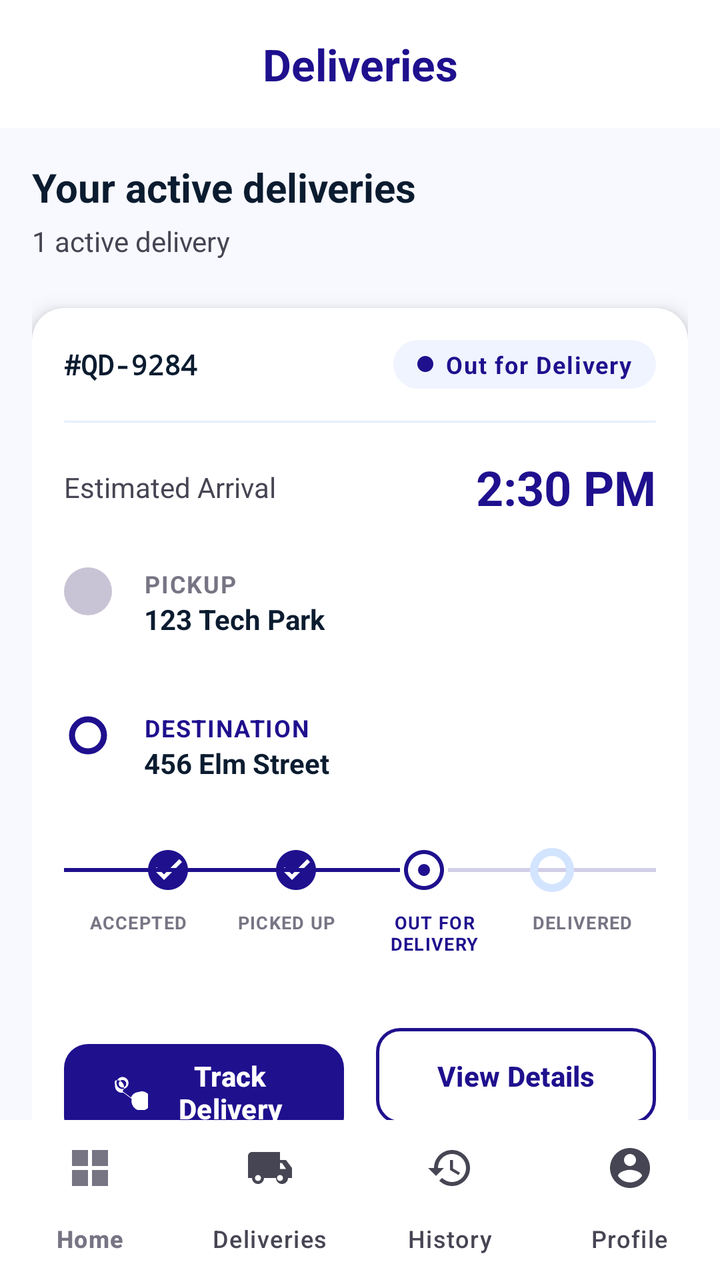
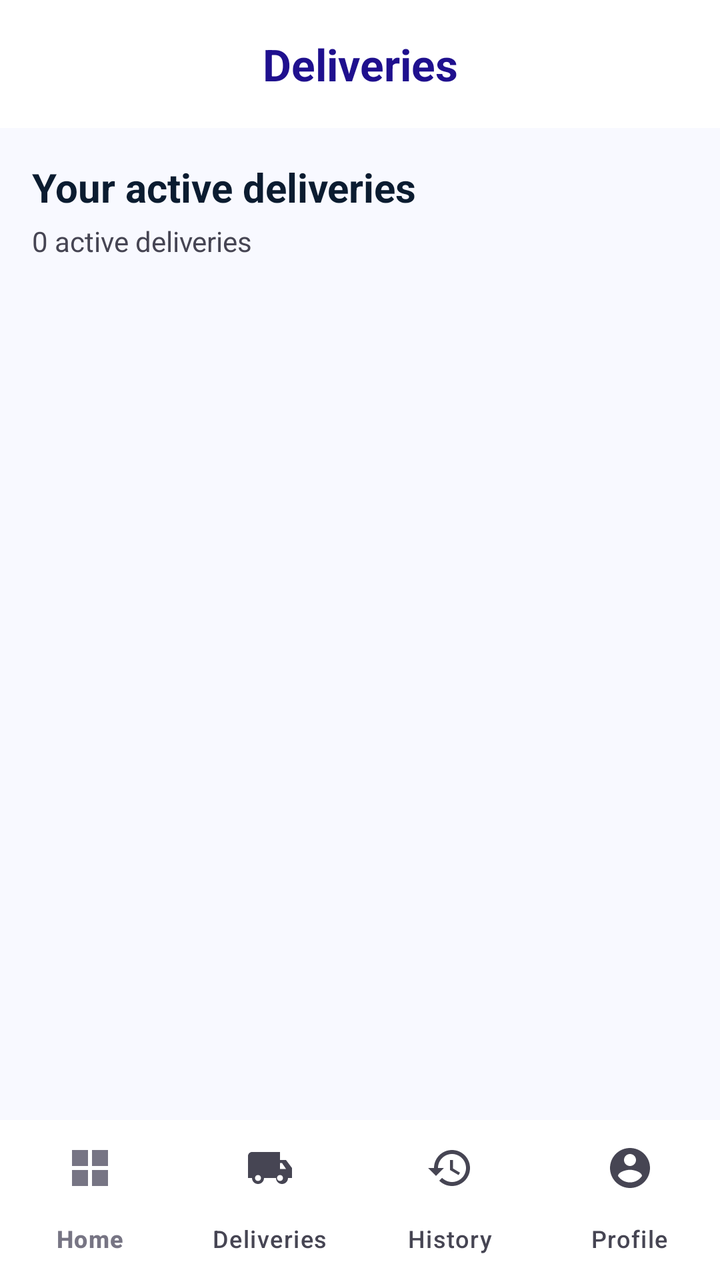

The first picture is an Android layout as it rendered before a commit; the second is the same layout after the commit. The layout source and the unified diff follow.
<!-- AndroidManifest.xml: application theme Theme.Quick_Drop -->
<!-- res/layout/fragment_deliveries.xml -->
<?xml version="1.0" encoding="utf-8"?>
<androidx.constraintlayout.widget.ConstraintLayout xmlns:android="http://schemas.android.com/apk/res/android"
    xmlns:app="http://schemas.android.com/apk/res-auto"
    xmlns:tools="http://schemas.android.com/tools"
    android:layout_width="match_parent"
    android:layout_height="match_parent"
    android:background="@color/vf_background">

    <com.google.android.material.appbar.AppBarLayout
        android:id="@+id/appBarLayout"
        android:layout_width="match_parent"
        android:layout_height="wrap_content"
        android:background="@color/white"
        android:fitsSystemWindows="true"
        app:elevation="0dp"
        app:layout_constraintTop_toTopOf="parent">

        <com.google.android.material.appbar.MaterialToolbar
            android:id="@+id/toolbar"
            android:layout_width="match_parent"
            android:layout_height="?attr/actionBarSize"
            app:title="Deliveries"
            app:titleCentered="true"
            app:titleTextAppearance="@style/ToolbarTitleBold"
            app:titleTextColor="@color/vf_primary" />
    </com.google.android.material.appbar.AppBarLayout>

    <androidx.core.widget.NestedScrollView
        android:layout_width="0dp"
        android:layout_height="0dp"
        android:fillViewport="true"
        android:clipToPadding="false"
        app:layout_constraintBottom_toTopOf="@id/bottom_navigation"
        app:layout_constraintEnd_toEndOf="parent"
        app:layout_constraintStart_toStartOf="parent"
        app:layout_constraintTop_toBottomOf="@id/appBarLayout">

        <LinearLayout
            android:layout_width="match_parent"
            android:layout_height="wrap_content"
            android:orientation="vertical"
            android:padding="@dimen/stitch_margin_mobile"
            android:paddingBottom="24dp">

            <TextView
                style="@style/Stitch.Typography.TitleLarge"
                android:layout_width="wrap_content"
                android:layout_height="wrap_content"
                android:text="Your active deliveries"
                android:textStyle="bold" />

            <TextView
                style="@style/Stitch.Typography.BodyMedium"
                android:layout_width="wrap_content"
                android:layout_height="wrap_content"
                android:layout_marginTop="4dp"
                android:text="1 active delivery" />

            
            <com.google.android.material.card.MaterialCardView
                style="@style/Stitch.Card.Level1"
                android:layout_width="match_parent"
                android:layout_height="wrap_content"
                android:layout_marginTop="@dimen/stitch_lg"
                app:cardBackgroundColor="@color/white"
                app:cardElevation="6dp"
                app:strokeWidth="0dp">

                <LinearLayout
                    android:layout_width="match_parent"
                    android:layout_height="wrap_content"
                    android:orientation="vertical"
                    android:padding="@dimen/stitch_md">

                    
                    <androidx.constraintlayout.widget.ConstraintLayout
                        android:layout_width="match_parent"
                        android:layout_height="wrap_content">

                        <TextView
                            android:id="@+id/tvOrderID"
                            style="@style/Stitch.Typography.CodeMono"
                            android:layout_width="wrap_content"
                            android:layout_height="wrap_content"
                            android:text="#QD-9284"
                            android:textStyle="bold"
                            android:textColor="@color/vf_on_surface"
                            app:layout_constraintBottom_toBottomOf="parent"
                            app:layout_constraintStart_toStartOf="parent"
                            app:layout_constraintTop_toTopOf="parent" />

                        <LinearLayout
                            android:layout_width="wrap_content"
                            android:layout_height="wrap_content"
                            android:background="@drawable/shape_pill_white"
                            android:backgroundTint="#F0F4FF"
                            android:gravity="center_vertical"
                            android:orientation="horizontal"
                            android:paddingHorizontal="12dp"
                            android:paddingVertical="4dp"
                            app:layout_constraintBottom_toBottomOf="parent"
                            app:layout_constraintEnd_toEndOf="parent"
                            app:layout_constraintTop_toTopOf="parent">

                            <View
                                android:layout_width="8dp"
                                android:layout_height="8dp"
                                android:background="@drawable/shape_circle_white"
                                android:backgroundTint="@color/vf_primary" />

                            <TextView
                                style="@style/Stitch.Typography.LabelMedium"
                                android:layout_width="wrap_content"
                                android:layout_height="wrap_content"
                                android:layout_marginStart="6dp"
                                android:text="Out for Delivery"
                                android:textAllCaps="false"
                                android:textColor="@color/vf_primary" />
                        </LinearLayout>
                    </androidx.constraintlayout.widget.ConstraintLayout>

                    <View
                        android:layout_width="match_parent"
                        android:layout_height="1dp"
                        android:layout_marginTop="@dimen/stitch_md"
                        android:background="@color/vf_surface_container" />

                    
                    <androidx.constraintlayout.widget.ConstraintLayout
                        android:layout_width="match_parent"
                        android:layout_height="wrap_content"
                        android:layout_marginTop="@dimen/stitch_md">

                        <TextView
                            style="@style/Stitch.Typography.BodyMedium"
                            android:layout_width="wrap_content"
                            android:layout_height="wrap_content"
                            android:text="Estimated Arrival"
                            app:layout_constraintBottom_toBottomOf="parent"
                            app:layout_constraintStart_toStartOf="parent"
                            app:layout_constraintTop_toTopOf="parent" />

                        <TextView
                            style="@style/Stitch.Typography.HeadlineMedium"
                            android:layout_width="wrap_content"
                            android:layout_height="wrap_content"
                            android:text="2:30 PM"
                            android:textColor="@color/vf_primary"
                            android:textStyle="bold"
                            app:layout_constraintBottom_toBottomOf="parent"
                            app:layout_constraintEnd_toEndOf="parent"
                            app:layout_constraintTop_toTopOf="parent" />
                    </androidx.constraintlayout.widget.ConstraintLayout>

                    
                    <androidx.constraintlayout.widget.ConstraintLayout
                        android:layout_width="match_parent"
                        android:layout_height="wrap_content"
                        android:layout_marginTop="@dimen/stitch_lg">

                        <View
                            android:layout_width="2dp"
                            android:layout_height="0dp"
                            android:layout_marginStart="11dp"
                            android:layout_marginTop="20dp"
                            android:layout_marginBottom="20dp"
                            android:alpha="0.3"
                            android:background="@drawable/dashed_line_vertical"
                            app:layout_constraintBottom_toBottomOf="@id/ivDest"
                            app:layout_constraintStart_toStartOf="parent"
                            app:layout_constraintTop_toTopOf="@id/ivPickup" />

                        <ImageView
                            android:id="@+id/ivPickup"
                            android:layout_width="24dp"
                            android:layout_height="24dp"
                            app:layout_constraintStart_toStartOf="parent"
                            app:layout_constraintTop_toTopOf="parent"
                            app:srcCompat="@drawable/shape_circle_white"
                            app:tint="@color/vf_outline_variant" />

                        <TextView
                            android:id="@+id/tvPickupLabel"
                            style="@style/Stitch.Typography.LabelMedium"
                            android:layout_width="wrap_content"
                            android:layout_height="wrap_content"
                            android:layout_marginStart="@dimen/stitch_md"
                            android:text="PICKUP"
                            app:layout_constraintStart_toEndOf="@id/ivPickup"
                            app:layout_constraintTop_toTopOf="@id/ivPickup" />

                        <TextView
                            style="@style/Stitch.Typography.BodyMedium"
                            android:layout_width="wrap_content"
                            android:layout_height="wrap_content"
                            android:text="123 Tech Park"
                            android:textColor="@color/vf_on_surface"
                            android:textStyle="bold"
                            app:layout_constraintStart_toStartOf="@id/tvPickupLabel"
                            app:layout_constraintTop_toBottomOf="@id/tvPickupLabel" />

                        <ImageView
                            android:id="@+id/ivDest"
                            android:layout_width="24dp"
                            android:layout_height="24dp"
                            android:layout_marginTop="48dp"
                            app:layout_constraintStart_toStartOf="parent"
                            app:layout_constraintTop_toBottomOf="@id/ivPickup"
                            app:srcCompat="@drawable/ic_destination_ring" />

                        <TextView
                            android:id="@+id/tvDestLabel"
                            style="@style/Stitch.Typography.LabelMedium"
                            android:layout_width="wrap_content"
                            android:layout_height="wrap_content"
                            android:layout_marginStart="@dimen/stitch_md"
                            android:text="DESTINATION"
                            android:textColor="@color/vf_primary"
                            app:layout_constraintStart_toEndOf="@id/ivDest"
                            app:layout_constraintTop_toTopOf="@id/ivDest" />

                        <TextView
                            style="@style/Stitch.Typography.BodyMedium"
                            android:layout_width="wrap_content"
                            android:layout_height="wrap_content"
                            android:text="456 Elm Street"
                            android:textColor="@color/vf_on_surface"
                            android:textStyle="bold"
                            app:layout_constraintStart_toStartOf="@id/tvDestLabel"
                            app:layout_constraintTop_toBottomOf="@id/tvDestLabel" />
                    </androidx.constraintlayout.widget.ConstraintLayout>

                    
                    <LinearLayout
                        android:layout_width="match_parent"
                        android:layout_height="wrap_content"
                        android:layout_marginTop="@dimen/stitch_xl"
                        android:orientation="vertical">

                        <androidx.constraintlayout.widget.ConstraintLayout
                            android:layout_width="match_parent"
                            android:layout_height="wrap_content">

                            <View
                                android:layout_width="0dp"
                                android:layout_height="2dp"
                                android:background="@color/vf_primary"
                                app:layout_constraintBottom_toBottomOf="parent"
                                app:layout_constraintEnd_toStartOf="@id/ivOut"
                                app:layout_constraintStart_toStartOf="parent"
                                app:layout_constraintTop_toTopOf="parent" />

                            <View
                                android:layout_width="0dp"
                                android:layout_height="2dp"
                                android:alpha="0.2"
                                android:background="@color/vf_primary"
                                app:layout_constraintBottom_toBottomOf="parent"
                                app:layout_constraintEnd_toEndOf="parent"
                                app:layout_constraintStart_toEndOf="@id/ivOut"
                                app:layout_constraintTop_toTopOf="parent" />

                            <ImageView
                                android:id="@+id/ivAccepted"
                                android:layout_width="24dp"
                                android:layout_height="24dp"
                                app:layout_constraintBottom_toBottomOf="parent"
                                app:layout_constraintEnd_toStartOf="@id/ivPicked"
                                app:layout_constraintHorizontal_bias="0.1"
                                app:layout_constraintStart_toStartOf="parent"
                                app:layout_constraintTop_toTopOf="parent"
                                app:srcCompat="@drawable/ic_timeline_checked" />

                            <ImageView
                                android:id="@+id/ivPicked"
                                android:layout_width="24dp"
                                android:layout_height="24dp"
                                app:layout_constraintBottom_toBottomOf="parent"
                                app:layout_constraintEnd_toStartOf="@id/ivOut"
                                app:layout_constraintStart_toEndOf="@id/ivAccepted"
                                app:layout_constraintTop_toTopOf="parent"
                                app:srcCompat="@drawable/ic_timeline_checked" />

                            <ImageView
                                android:id="@+id/ivOut"
                                android:layout_width="24dp"
                                android:layout_height="24dp"
                                app:layout_constraintBottom_toBottomOf="parent"
                                app:layout_constraintEnd_toStartOf="@id/ivDelivered"
                                app:layout_constraintStart_toEndOf="@id/ivPicked"
                                app:layout_constraintTop_toTopOf="parent"
                                app:srcCompat="@drawable/ic_timeline_active" />

                            <ImageView
                                android:id="@+id/ivDelivered"
                                android:layout_width="24dp"
                                android:layout_height="24dp"
                                app:layout_constraintBottom_toBottomOf="parent"
                                app:layout_constraintEnd_toEndOf="parent"
                                app:layout_constraintHorizontal_bias="0.9"
                                app:layout_constraintStart_toEndOf="@id/ivOut"
                                app:layout_constraintTop_toTopOf="parent"
                                app:srcCompat="@drawable/ic_timeline_pending" />
                        </androidx.constraintlayout.widget.ConstraintLayout>

                        <LinearLayout
                            android:layout_width="match_parent"
                            android:layout_height="wrap_content"
                            android:layout_marginTop="8dp"
                            android:orientation="horizontal">

                            <TextView
                                style="@style/Stitch.Typography.LabelMedium"
                                android:layout_width="0dp"
                                android:layout_height="wrap_content"
                                android:layout_weight="1"
                                android:gravity="center"
                                android:text="ACCEPTED"
                                android:textSize="9sp" />

                            <TextView
                                style="@style/Stitch.Typography.LabelMedium"
                                android:layout_width="0dp"
                                android:layout_height="wrap_content"
                                android:layout_weight="1"
                                android:gravity="center"
                                android:text="PICKED UP"
                                android:textSize="9sp" />

                            <TextView
                                style="@style/Stitch.Typography.LabelMedium"
                                android:layout_width="0dp"
                                android:layout_height="wrap_content"
                                android:layout_weight="1"
                                android:gravity="center"
                                android:text="OUT FOR\nDELIVERY"
                                android:textColor="@color/vf_primary"
                                android:textSize="9sp" />

                            <TextView
                                style="@style/Stitch.Typography.LabelMedium"
                                android:layout_width="0dp"
                                android:layout_height="wrap_content"
                                android:layout_weight="1"
                                android:gravity="center"
                                android:text="DELIVERED"
                                android:textSize="9sp" />
                        </LinearLayout>
                    </LinearLayout>

                    
                    <LinearLayout
                        android:layout_width="match_parent"
                        android:layout_height="wrap_content"
                        android:layout_marginTop="@dimen/stitch_xl"
                        android:orientation="horizontal">

                        <com.google.android.material.button.MaterialButton
                            android:id="@+id/btnTrack"
                            style="@style/Stitch.Button.Primary"
                            android:layout_width="0dp"
                            android:layout_height="56dp"
                            android:layout_marginEnd="@dimen/stitch_sm"
                            android:layout_weight="1"
                            android:text="Track Delivery"
                            android:textStyle="bold"
                            app:cornerRadius="12dp"
                            app:icon="@drawable/ic_route"
                            app:iconTint="@color/white" />

                        <com.google.android.material.button.MaterialButton
                            android:id="@+id/btnDetails"
                            style="@style/Stitch.Button.Secondary"
                            android:layout_width="0dp"
                            android:layout_height="56dp"
                            android:layout_marginStart="@dimen/stitch_sm"
                            android:layout_weight="1"
                            android:text="View Details"
                            android:textStyle="bold"
                            app:cornerRadius="12dp"
                            app:strokeColor="@color/vf_primary"
                            app:strokeWidth="1.5dp" />
                    </LinearLayout>
                </LinearLayout>
            </com.google.android.material.card.MaterialCardView>
        </LinearLayout>
    </androidx.core.widget.NestedScrollView>

    <com.google.android.material.bottomnavigation.BottomNavigationView
        android:id="@+id/bottom_navigation"
        style="@style/Theme.Quick_Drop.BottomNav"
        android:layout_width="match_parent"
        android:layout_height="wrap_content"
        android:background="@color/white"
        app:itemIconTint="@color/bottom_nav_icon_selector"
        app:itemTextColor="@color/bottom_nav_text_selector"
        app:labelVisibilityMode="labeled"
        app:layout_constraintBottom_toBottomOf="parent"
        app:menu="@menu/sender_bottom_nav" />

</androidx.constraintlayout.widget.ConstraintLayout>
<!-- resources referenced by this layout -->
<resources>
  <color name="vf_background">#f8f9ff</color>
  <color name="vf_on_surface">#0b1c30</color>
  <color name="vf_outline_variant">#c8c4d5</color>
  <color name="vf_primary">#1f108e</color>
  <color name="vf_surface_container">#e5eeff</color>
  <color name="white">#ffffff</color>
  <dimen name="stitch_lg">24dp</dimen>
  <dimen name="stitch_margin_mobile">16dp</dimen>
  <dimen name="stitch_md">16dp</dimen>
  <dimen name="stitch_sm">8dp</dimen>
  <dimen name="stitch_xl">32dp</dimen>
  <!-- drawable shape_circle_white (drawable) -->
  <?xml version="1.0" encoding="utf-8"?>
  <shape xmlns:android="http://schemas.android.com/apk/res/android"
      android:shape="oval">
      <solid android:color="@color/white" />
  </shape>
  <!-- drawable shape_pill_white (drawable) -->
  <?xml version="1.0" encoding="utf-8"?>
  <shape xmlns:android="http://schemas.android.com/apk/res/android"
      android:shape="rectangle">
      <solid android:color="@color/white" />
      <corners android:radius="999dp" />
  </shape>
  <style name="Stitch.Typography.BodyMedium">
          <item name="android:textSize">14sp</item>
          <item name="android:textColor">@color/vf_on_surface_variant</item>
      </style>
  <style name="Stitch.Typography.CodeMono">
          <item name="android:textSize">14sp</item>
          <item name="android:fontFamily">monospace</item>
          <item name="android:textColor">@color/vf_primary</item>
      </style>
  <style name="Stitch.Typography.HeadlineMedium">
          <item name="android:textSize">24sp</item>
          <item name="android:textStyle">bold</item>
          <item name="android:textColor">@color/vf_on_background</item>
      </style>
  <style name="Stitch.Typography.TitleLarge">
          <item name="android:textSize">20sp</item>
          <item name="android:textStyle">bold</item>
          <item name="android:textColor">@color/vf_on_background</item>
      </style>
  <style name="Theme.Quick_Drop.BottomNav" parent="Widget.Material3.BottomNavigationView">
          <item name="materialThemeOverlay">@style/ThemeOverlay.App.BottomNav</item>
      </style>
  <style name="ToolbarTitleBold" parent="TextAppearance.Material3.TitleLarge">
          <item name="android:textStyle">bold</item>
      </style>
  <style name="Theme.Quick_Drop" parent="Base.Theme.Quick_Drop" />
  <color name="vf_surface_variant">#d3e4fe</color>
  <color name="vf_on_primary">#ffffff</color>
  <dimen name="stitch_rounded_default">8dp</dimen>
  <color name="vf_surface_container_lowest">#ffffff</color>
  <dimen name="stitch_rounded_lg">16dp</dimen>
  <color name="vf_on_surface_variant">#464553</color>
  <color name="vf_on_background">#0b1c30</color>
  <color name="vf_outline">#777584</color>
  <style name="ThemeOverlay.App.BottomNav" parent="">
          <item name="colorSecondaryContainer">@color/vf_outline_variant</item>
          <item name="colorOnSecondaryContainer">@color/vf_on_surface</item>
      </style>
  <color name="vf_primary_container">#3730a3</color>
  <color name="vf_on_primary_container">#a9a7ff</color>
  <color name="vf_secondary">#006c49</color>
  <color name="vf_on_secondary">#ffffff</color>
  <color name="vf_secondary_container">#6cf8bb</color>
  <color name="vf_on_secondary_container">#00714d</color>
  <color name="vf_tertiary">#422700</color>
  <color name="vf_on_tertiary">#ffffff</color>
  <color name="vf_tertiary_container">#603b00</color>
  <color name="vf_on_tertiary_container">#f49d09</color>
  <color name="vf_surface">#f8f9ff</color>
  <color name="vf_error">#ba1a1a</color>
  <color name="vf_on_error">#ffffff</color>
  <style name="Widget.QuickDrop.EditText" parent="Widget.AppCompat.EditText">
          <item name="android:textColor">#222222</item>
          <item name="android:textColorHint">#777777</item>
      </style>
  <!-- unchanged entries left out for length: 11 -->
</resources>

<!-- the commit's change to res/layout/fragment_deliveries.xml (unified diff, before → after) -->
@@ -50,18 +50,21 @@
                 android:textStyle="bold" />
 
             <TextView
+                android:id="@+id/tvActiveCount"
                 style="@style/Stitch.Typography.BodyMedium"
                 android:layout_width="wrap_content"
                 android:layout_height="wrap_content"
                 android:layout_marginTop="4dp"
-                android:text="1 active delivery" />
+                android:text="0 active deliveries" />
 
             
             <com.google.android.material.card.MaterialCardView
+                android:id="@+id/cardDelivery"
                 style="@style/Stitch.Card.Level1"
                 android:layout_width="match_parent"
                 android:layout_height="wrap_content"
                 android:layout_marginTop="@dimen/stitch_lg"
+                android:visibility="gone"
                 app:cardBackgroundColor="@color/white"
                 app:cardElevation="6dp"
                 app:strokeWidth="0dp">
@@ -82,7 +85,7 @@
                             style="@style/Stitch.Typography.CodeMono"
                             android:layout_width="wrap_content"
                             android:layout_height="wrap_content"
-                            android:text="#QD-9284"
+                            android:text=""
                             android:textStyle="bold"
                             android:textColor="@color/vf_on_surface"
                             app:layout_constraintBottom_toBottomOf="parent"
@@ -141,10 +144,11 @@
                             app:layout_constraintTop_toTopOf="parent" />
 
                         <TextView
+                            android:id="@+id/tvETA"
                             style="@style/Stitch.Typography.HeadlineMedium"
                             android:layout_width="wrap_content"
                             android:layout_height="wrap_content"
-                            android:text="2:30 PM"
+                            android:text=""
                             android:textColor="@color/vf_primary"
                             android:textStyle="bold"
                             app:layout_constraintBottom_toBottomOf="parent"
@@ -190,10 +194,11 @@
                             app:layout_constraintTop_toTopOf="@id/ivPickup" />
 
                         <TextView
+                            android:id="@+id/tvPickupVal"
                             style="@style/Stitch.Typography.BodyMedium"
                             android:layout_width="wrap_content"
                             android:layout_height="wrap_content"
-                            android:text="123 Tech Park"
+                            android:text=""
                             android:textColor="@color/vf_on_surface"
                             android:textStyle="bold"
                             app:layout_constraintStart_toStartOf="@id/tvPickupLabel"
@@ -220,10 +225,11 @@
                             app:layout_constraintTop_toTopOf="@id/ivDest" />
 
                         <TextView
+                            android:id="@+id/tvDestVal"
                             style="@style/Stitch.Typography.BodyMedium"
                             android:layout_width="wrap_content"
                             android:layout_height="wrap_content"
-                            android:text="456 Elm Street"
+                            android:text=""
                             android:textColor="@color/vf_on_surface"
                             android:textStyle="bold"
                             app:layout_constraintStart_toStartOf="@id/tvDestLabel"
